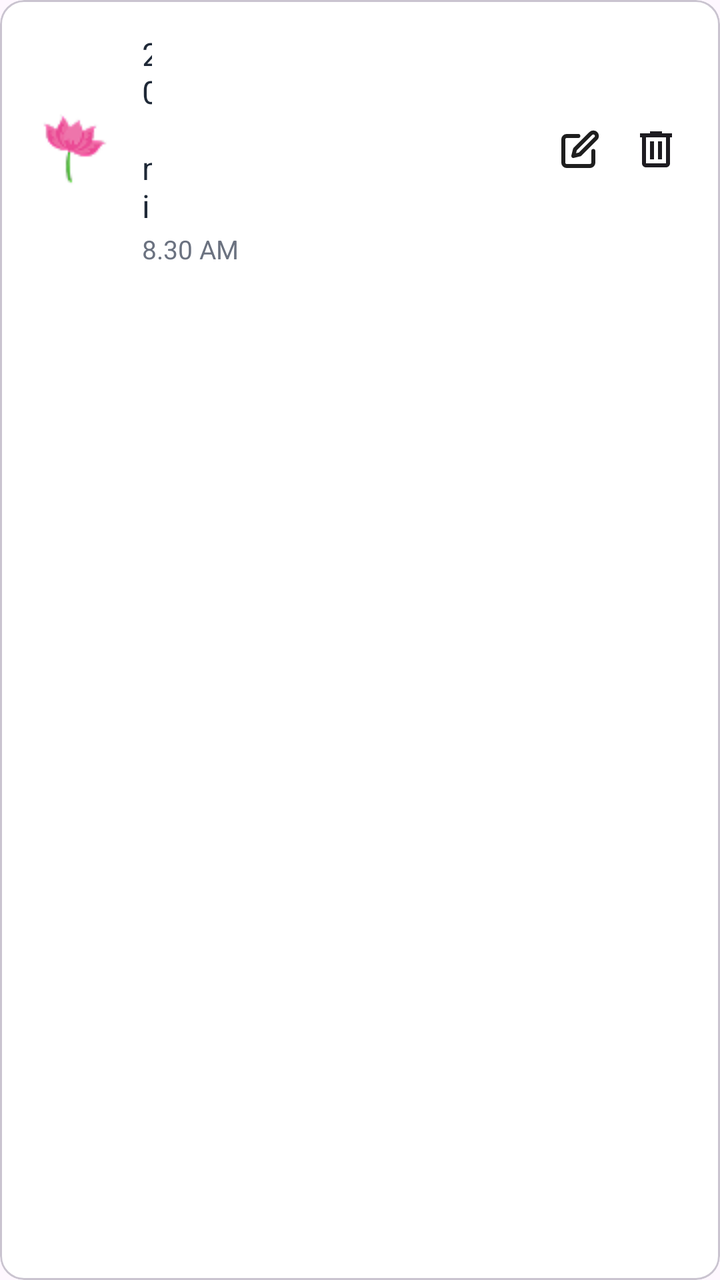
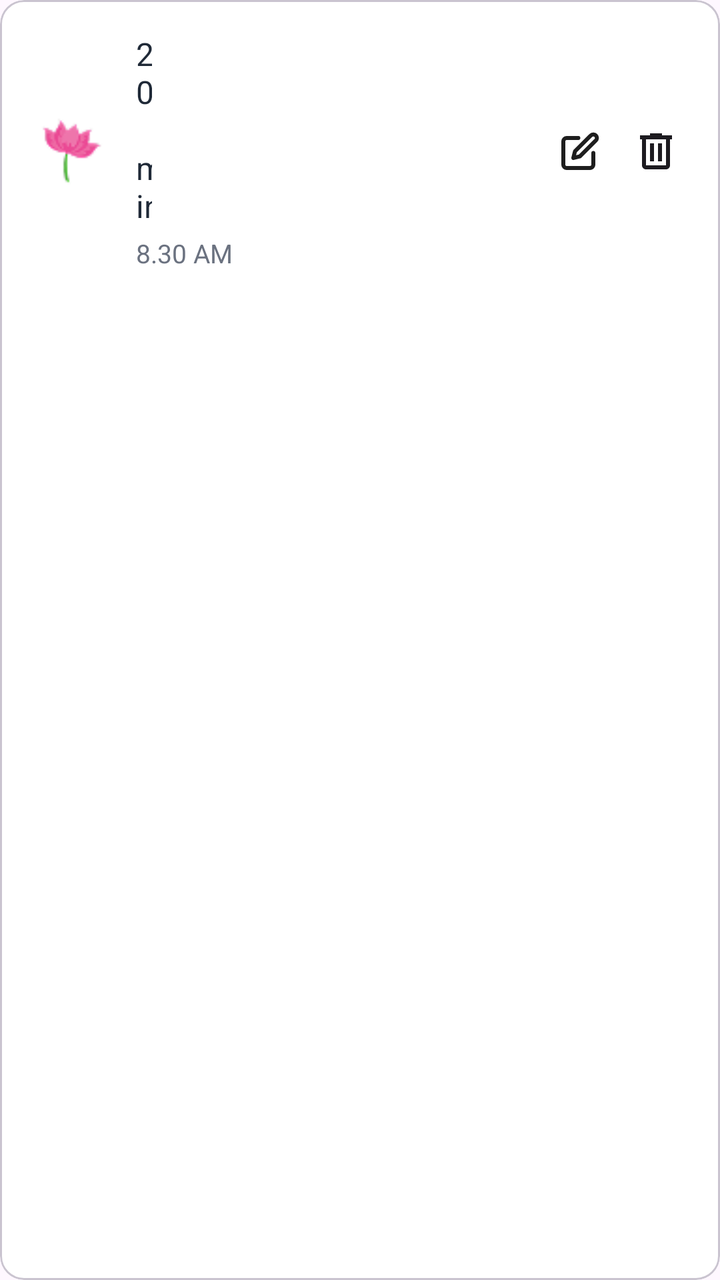

The first picture is an Android layout as it rendered before a commit; the second is the same layout after the commit. The layout source and the unified diff follow.
<!-- AndroidManifest.xml: application theme Theme.AqualumeApp -->
<!-- res/layout/item_meditation_log.xml -->
<?xml version="1.0" encoding="utf-8"?>
<com.google.android.material.card.MaterialCardView xmlns:android="http://schemas.android.com/apk/res/android"
    xmlns:app="http://schemas.android.com/apk/res-auto"
    android:layout_width="match_parent"
    android:layout_height="wrap_content"
    android:layout_marginBottom="12dp"
    app:cardBackgroundColor="@color/white"
    app:cardCornerRadius="12dp"
    app:cardElevation="0dp">
    <TextView
        android:id="@+id/tvDateHeader"
        android:layout_width="wrap_content"
        android:layout_height="wrap_content"
        android:layout_marginTop="3dp"
        android:layout_marginBottom="8dp"
        android:text="@string/_01_10_20255"
        android:textColor="#666666"
        android:textSize="14sp"
        android:visibility="gone" />

    <LinearLayout
        android:layout_width="wrap_content"
        android:layout_height="wrap_content"
        android:gravity="center_vertical"
        android:orientation="horizontal"
        android:padding="16dp">

        <ImageView
            android:layout_width="match_parent"
            android:layout_height="match_parent"
            android:contentDescription="@string/meditatio"
            android:src="@drawable/ic_meditation" />

        <LinearLayout
            android:layout_width="0dp"
            android:layout_height="wrap_content"
            android:layout_marginStart="12dp"
            android:layout_weight="1"
            android:orientation="vertical">

            <TextView
                android:id="@+id/tv_duration"
                android:layout_width="wrap_content"
                android:layout_height="wrap_content"
                android:layout_marginEnd="200dp"
                android:fontFamily="sans-serif"
                android:text="@string/_20_min"
                android:textColor="@color/primary_text"
                android:textSize="16sp" />

            <LinearLayout
                android:layout_width="wrap_content"
                android:layout_height="wrap_content"
                android:layout_marginTop="2dp"
                android:orientation="horizontal">

                <TextView
                    android:id="@+id/tv_time"
                    android:layout_width="wrap_content"
                    android:layout_height="wrap_content"
                    android:text="@string/_8_30_am"
                    android:textColor="@color/secondary_text"
                    android:textSize="13sp" />

                <TextView
                    android:id="@+id/tv_date"
                    android:layout_width="wrap_content"
                    android:layout_height="wrap_content"
                    android:layout_marginStart="8dp"
                    android:fontFamily="sans-serif-medium"
                    android:text="@string/_01_10_2025vv"
                    android:textColor="@color/success"
                    android:textSize="13sp"
                    android:visibility="gone" />

            </LinearLayout>

        </LinearLayout>

        <ImageView
            android:id="@+id/iv_edit"
            android:layout_width="wrap_content"
            android:layout_height="32dp"
            android:layout_marginEnd="8dp"
            android:contentDescription="@string/edite"
            android:padding="4dp"
            android:src="@drawable/ic_edit" />

        <ImageView
            android:id="@+id/iv_delete"
            android:layout_width="32dp"
            android:layout_height="32dp"
            android:contentDescription="@string/deletee"
            android:padding="4dp"
            android:src="@drawable/ic_delete" />

    </LinearLayout>

</com.google.android.material.card.MaterialCardView>
<!-- resources referenced by this layout -->
<resources>
  <color name="primary_text">#1F2937</color>
  <color name="secondary_text">#6B7280</color>
  <color name="success">#4ADE80</color>
  <color name="white">#FFFFFFFF</color>
  <!-- drawable ic_delete (drawable) -->
  <vector xmlns:android="http://schemas.android.com/apk/res/android"
      android:width="24dp"
      android:height="24dp"
      android:viewportWidth="24"
      android:viewportHeight="24">
    <path
        android:pathData="M7,21C6.45,21 5.979,20.804 5.588,20.413C5.196,20.021 5,19.55 5,19V6H4V4H9V3H15V4H20V6H19V19C19,19.55 18.804,20.021 18.413,20.413C18.021,20.804 17.55,21 17,21H7ZM17,6H7V19H17V6ZM9,17H11V8H9V17ZM13,17H15V8H13V17Z"
        android:fillColor="#1D1B20"/>
  </vector>
  <!-- drawable ic_edit (drawable) -->
  <vector xmlns:android="http://schemas.android.com/apk/res/android"
      android:width="20dp"
      android:height="20dp"
      android:viewportWidth="20"
      android:viewportHeight="20">
    <group>
      <clip-path
          android:pathData="M0,0h20v20h-20z"/>
      <path
          android:pathData="M9.167,3.333H3.333C2.891,3.333 2.467,3.509 2.155,3.821C1.842,4.134 1.666,4.558 1.666,5V16.667C1.666,17.109 1.842,17.533 2.155,17.845C2.467,18.158 2.891,18.333 3.333,18.333H15C15.442,18.333 15.866,18.158 16.178,17.845C16.491,17.533 16.667,17.109 16.667,16.667V10.833M15.417,2.083C15.748,1.752 16.198,1.566 16.667,1.566C17.135,1.566 17.585,1.752 17.917,2.083C18.248,2.415 18.434,2.864 18.434,3.333C18.434,3.802 18.248,4.252 17.917,4.583L10,12.5L6.667,13.333L7.5,10L15.417,2.083Z"
          android:strokeLineJoin="round"
          android:strokeWidth="2"
          android:fillColor="#00000000"
          android:strokeColor="#1E1E1E"
          android:strokeLineCap="round"/>
    </group>
  </vector>
  <!-- drawable ic_meditation: png bitmap (drawable, 1714 bytes) -->
  <string name="_01_10_20255">01/10/2025</string>
  <string name="_01_10_2025vv">01/10/2025</string>
  <string name="_20_min">20 min</string>
  <string name="_8_30_am">8.30 AM</string>
  <string name="deletee">Delete</string>
  <string name="edite">Edit</string>
  <string name="meditatio">Meditation</string>
  <style name="Theme.AqualumeApp" parent="Base.Theme.AqualumeApp" />
  <style name="Base.Theme.AqualumeApp" parent="Theme.Material3.DayNight.NoActionBar">
          
          
      </style>
</resources>

<!-- the commit's change to res/layout/item_meditation_log.xml (unified diff, before → after) -->
@@ -11,8 +11,8 @@
         android:id="@+id/tvDateHeader"
         android:layout_width="wrap_content"
         android:layout_height="wrap_content"
-        android:layout_marginTop="3dp"
-        android:layout_marginBottom="8dp"
+        android:layout_marginTop="8dp"
+        android:layout_marginBottom="12dp"
         android:text="@string/_01_10_20255"
         android:textColor="#666666"
         android:textSize="14sp"
@@ -26,8 +26,8 @@
         android:padding="16dp">
 
         <ImageView
-            android:layout_width="match_parent"
-            android:layout_height="match_parent"
+            android:layout_width="40dp"
+            android:layout_height="40dp"
             android:contentDescription="@string/meditatio"
             android:src="@drawable/ic_meditation" />
 
@@ -51,7 +51,7 @@
             <LinearLayout
                 android:layout_width="wrap_content"
                 android:layout_height="wrap_content"
-                android:layout_marginTop="2dp"
+                android:layout_marginTop="4dp"
                 android:orientation="horizontal">
 
                 <TextView
